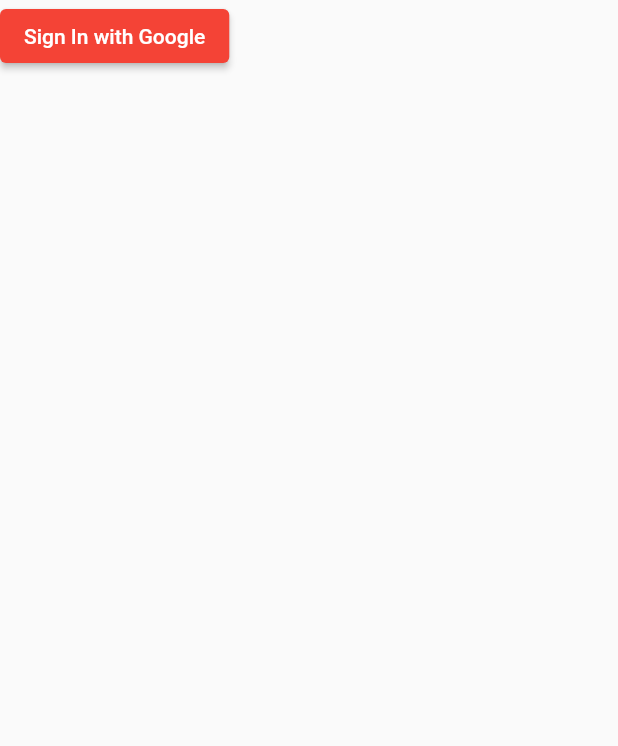
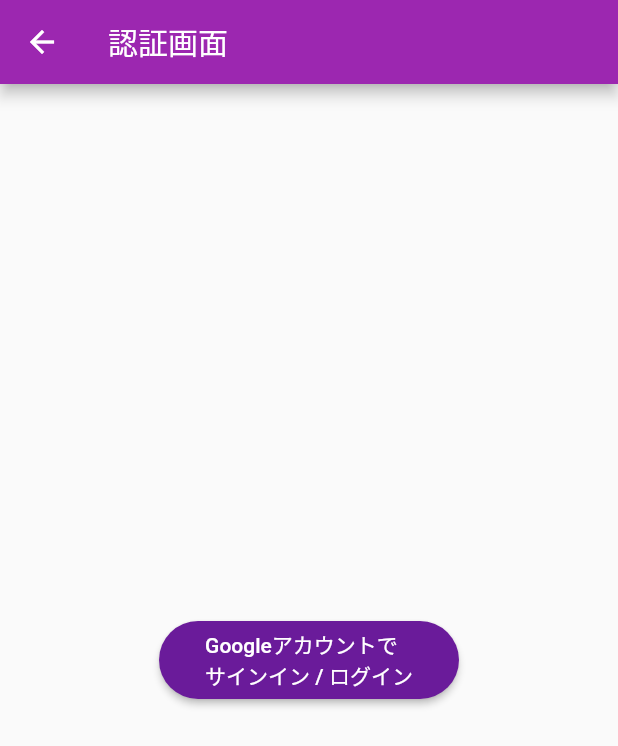
Before and after one commit to momomomo111/job_hanting_app, a Flutter app: the AuthScreen screen opened by its route, on a phone screen of 412 x 824 dp. Shown: the top 746 px of the screen. Run offline on Flutter 3.47's test engine with Material 2 defaults, Android fonts, the phone set to English and light mode, and no system bars; our stand-ins replace cloud_firestore, firebase_auth, firebase_core, get, google_fonts, google_sign_in; accounts and stored records are empty.

```diff
--- a/lib/controller/auth_controller.dart
+++ b/lib/controller/auth_controller.dart
@@ -15,7 +15,7 @@
 
   _setInitialScreen(User? user) {
     if (user == null) {
-      // Get.toNamed('/title', preventDuplicates: true);
+      Get.toNamed('/auth');
     } else {
       _userController.setName(user.displayName);
       Get.toNamed('/process-list');
@@ -25,7 +25,7 @@
   _setInitialScreenGoogle(GoogleSignInAccount? googleSignInAccount) {
     print(googleSignInAccount);
     if (googleSignInAccount == null) {
-      // Get.toNamed('/title', preventDuplicates: true);
+      Get.toNamed('/auth');
     } else {
       _userController.setName(googleSignInAccount.displayName);
       Get.toNamed('/process-list');
--- a/lib/view/auth_screen.dart
+++ b/lib/view/auth_screen.dart
@@ -8,14 +8,26 @@
   @override
   Widget build(BuildContext context) {
     return Scaffold(
-      body: ElevatedButton(
-        style: ElevatedButton.styleFrom(
-          primary: Colors.red,
+      appBar: AppBar(title: const Text("認証画面")),
+      body: Center(
+        child: SizedBox(
+          width: 200,
+          height: 52,
+          child: ElevatedButton(
+            onPressed: () {
+              _authController.signInWithGoogle();
+              Get.back();
+            },
+            child: const Text(
+              "Googleアカウントで\nサインイン / ログイン",
+              style: TextStyle(color: Colors.white),
+            ),
+            style: ElevatedButton.styleFrom(
+              primary: Colors.purple[800],
+              shape: const StadiumBorder(),
+            ),
+          ),
         ),
-        onPressed: () {
-          _authController.signInWithGoogle();
-        },
-        child: const Text("Sign In with Google"),
       ),
     );
   }
--- a/lib/view/process_list_screen.dart
+++ b/lib/view/process_list_screen.dart
@@ -14,9 +14,8 @@
   Widget build(BuildContext context) {
     return Scaffold(
       appBar: AppBar(
-        title: const Text("選考企業一覧"),
+        title: Text("${_userListController.userName.value}の選考状況"),
         actions: <Widget>[
-          Text(_userListController.userName.value),
           Obx(
             () => Visibility(
               visible: !_myProcessController.deleteMode.value &&
--- a/lib/view/title_screen.dart
+++ b/lib/view/title_screen.dart
@@ -48,7 +48,7 @@
                   child: ElevatedButton(
                     onPressed: () {
                       _userController.setStudent();
-                      _authController.signInWithGoogle();
+                      Get.toNamed('/auth');
                     },
                     child: const Text(
                       "就活生の方はこちらから",
```
